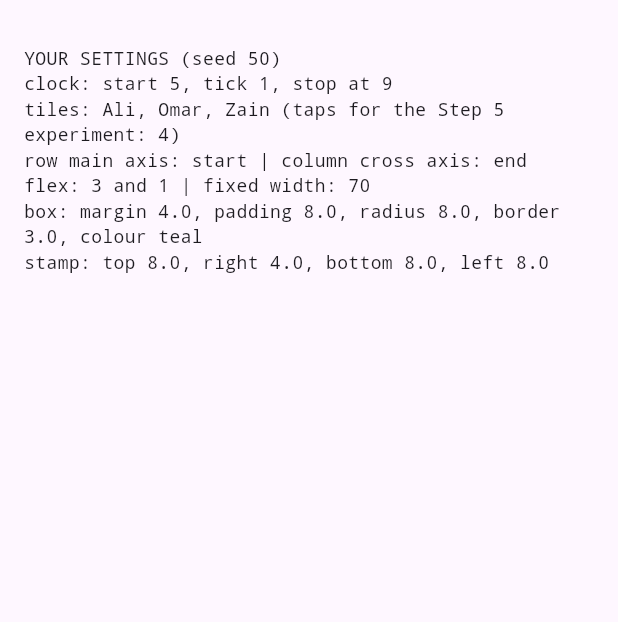
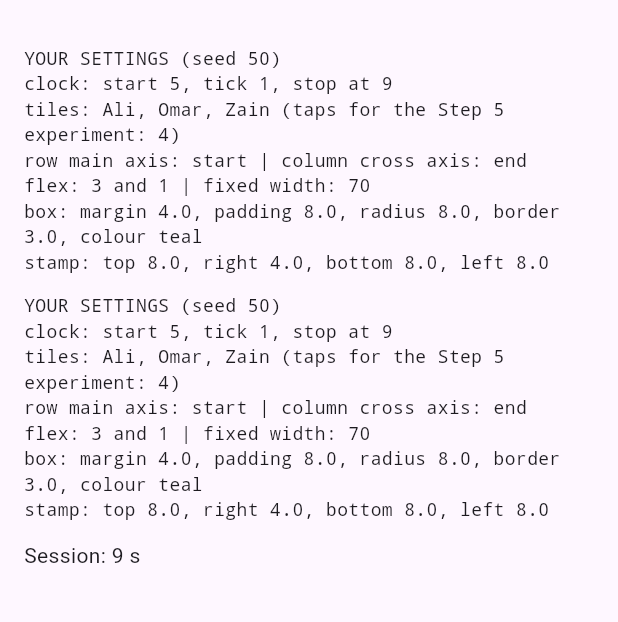
Before and after one commit to TheKatanaBearer/mobile-application-development, a Flutter app: the screen it shows after launch, on a phone screen of 412 x 824 dp, the part 63-685 px from its top. Run offline on Flutter 3.47's test engine with Material 3 defaults, Android fonts, the light colour scheme and no system bars.

Commit message:
Layout lab: step 1

```diff
--- a/lab_task_7/lib/main.dart
+++ b/lab_task_7/lib/main.dart
@@ -95,6 +95,9 @@ class HomePage extends StatelessWidget {
           children: [
             const SettingsCard(),
             const SizedBox(height: 12),
+            const SettingsCard(),
+            const SizedBox(height: 12),
+            const Clock(),
             // Add each new widget BELOW the previous one, in the order the
             // steps tell you, with a SizedBox(height: 12) between widgets.
           ],
@@ -149,3 +152,35 @@ class SummaryRow extends StatelessWidget {
     );
   }
 }
+
+
+class Clock extends StatefulWidget {
+  const Clock({super.key});
+
+  @override
+  State<Clock> createState() => _ClockState();
+}
+
+class _ClockState extends State<Clock> {
+  late Timer _timer;
+  int _seconds = startSec;
+
+  @override
+  void initState() {
+    super.initState();
+    _timer = Timer.periodic(const Duration(seconds: 1), (timer) {
+      setState(() => _seconds += tick);
+      if (_seconds >= stopAt) timer.cancel(); // stop at your limit
+    });
+  }
+
+  // Think: initState runs exactly once per State object; build runs on every
+  // rebuild. Started in build, each rebuild would spawn [create] another Timer,
+  // all ticking at once, so the number would climb by 2, 3, 4... per second —
+  // the clock would accelerate [get faster and faster] and never stop cleanly.
+
+  @override
+  Widget build(BuildContext context) {
+    return Text('Session: $_seconds s', key: const Key('clock'));
+  }
+}
```
